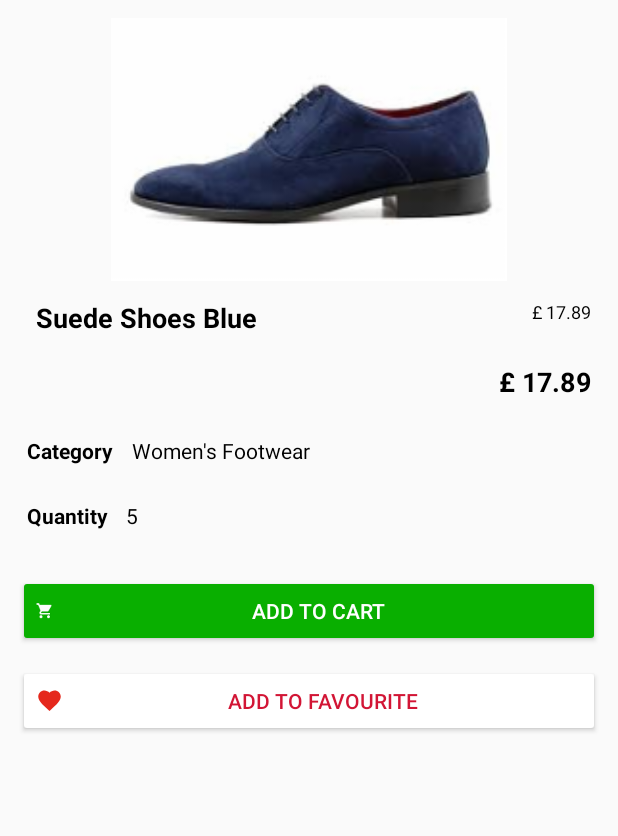
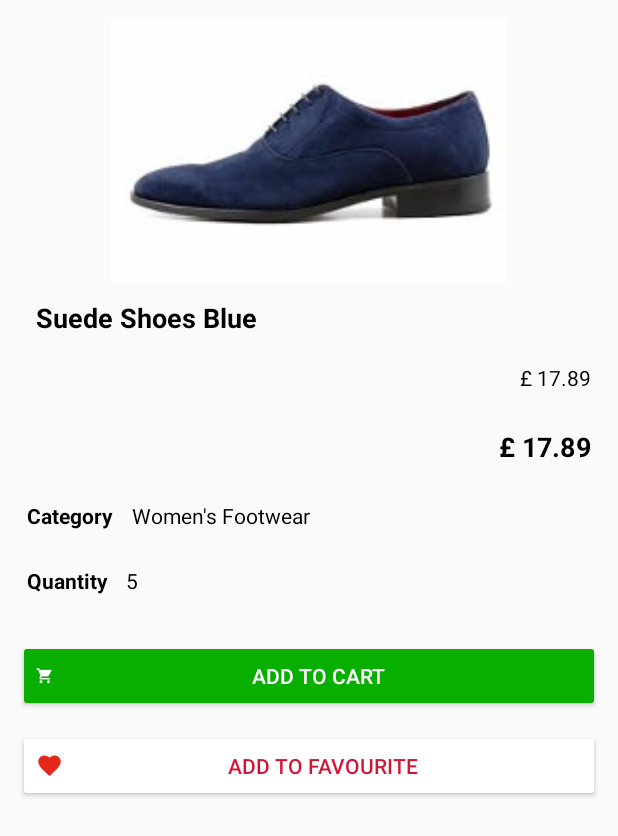
Before and after one commit to marcosmcb/delo, an Android app: the layout activity_product_details.xml on its own in the app's theme, with its tools: preview values and no code run, on a phone screen of 412 x 824 dp. Shown: the top 836 px of the screen. Run offline under Robolectric (Android 15) with nearby library versions, the phone set to English and light mode, and no system bars; network calls fail.

Commit message:
Add ProductDetails activity implementation - along with Presenter and interface Contract

```diff
--- a/app/src/main/AndroidManifest.xml
+++ b/app/src/main/AndroidManifest.xml
@@ -15,7 +15,6 @@
         android:theme="@style/AppTheme">
         <activity
             android:name=".MainActivity.MainActivity"
-            android:label=""
             android:theme="@style/AppTheme.NoActionBar">
             <intent-filter>
                 <action android:name="android.intent.action.MAIN" />
@@ -23,6 +22,10 @@
                 <category android:name="android.intent.category.LAUNCHER" />
             </intent-filter>
         </activity>
+
+        <activity
+            android:name=".ProductDetailActivity.ProductDetailActivity"> </activity>
+
     </application>
 
 </manifest>
--- a/app/src/main/res/layout/activity_product_details.xml
+++ b/app/src/main/res/layout/activity_product_details.xml
@@ -7,7 +7,7 @@
     android:orientation="vertical">
 
     <ImageView
-        android:id="@+id/ivProduct"
+        android:id="@+id/ivProductDetail"
         android:layout_width="match_parent"
         android:layout_height="@dimen/img_product_details_height"
         android:layout_marginRight="@dimen/product_details_margin"
@@ -23,7 +23,7 @@
         android:orientation="horizontal">
 
         <TextView
-            android:id="@+id/tv_product_name"
+            android:id="@+id/tv_product_name_detail"
             android:layout_width="wrap_content"
             android:layout_height="wrap_content"
             android:layout_margin="@dimen/product_details_margin"
@@ -37,8 +37,25 @@
             android:layout_height="0dp"
             android:layout_weight="1" />
 
+
+    </LinearLayout>
+
+
+    <LinearLayout
+        android:id="@+id/ll_old_price_details"
+        android:layout_marginLeft="@dimen/product_details_margin"
+        android:layout_marginRight="@dimen/product_details_margin"
+        android:layout_marginBottom="@dimen/product_details_margin"
+        android:layout_width="match_parent"
+        android:layout_height="wrap_content">
+
+        <View
+            android:layout_width="0dp"
+            android:layout_height="0dp"
+            android:layout_weight="1"/>
+
         <TextView
-            android:id="@+id/tv_old_price"
+            android:id="@+id/tv_old_price_detail"
             android:layout_width="wrap_content"
             android:layout_height="wrap_content"
             android:layout_margin="@dimen/tv_margin"
@@ -62,7 +79,7 @@
             android:layout_weight="1"/>
 
         <TextView
-            android:id="@+id/tv_new_price"
+            android:id="@+id/tv_new_price_detail"
             android:layout_width="wrap_content"
             android:layout_height="wrap_content"
             android:layout_margin="@dimen/tv_margin"
@@ -83,7 +100,7 @@
         android:layout_height="wrap_content">
 
         <TextView
-            android:id="@+id/tv_category_label"
+            android:id="@+id/tv_category_label_detail"
             android:layout_width="wrap_content"
             android:layout_height="wrap_content"
             android:layout_margin="@dimen/tv_margin"
@@ -93,7 +110,7 @@
             tools:text="Category" />
 
         <TextView
-            android:id="@+id/tv_category"
+            android:id="@+id/tv_category_detail"
             android:layout_width="wrap_content"
             android:layout_height="wrap_content"
             android:layout_margin="@dimen/tv_margin"
@@ -112,7 +129,7 @@
         android:layout_height="wrap_content">
 
         <TextView
-            android:id="@+id/tv_stock_label"
+            android:id="@+id/tv_stock_label_detail"
             android:layout_width="wrap_content"
             android:layout_height="wrap_content"
             android:layout_margin="@dimen/tv_margin"
@@ -122,7 +139,7 @@
             tools:text="Quantity" />
 
         <TextView
-            android:id="@+id/tv_stock"
+            android:id="@+id/tv_stock_detail"
             android:layout_width="wrap_content"
             android:layout_height="wrap_content"
             android:layout_margin="@dimen/tv_margin"
@@ -133,7 +150,7 @@
     </LinearLayout>
 
     <Button
-        android:id="@+id/btn_add_cart"
+        android:id="@+id/btn_add_cart_detail"
         android:layout_width="match_parent"
         android:layout_height="wrap_content"
         android:layout_margin="@dimen/product_details_margin"
@@ -143,7 +160,7 @@
         android:text="@string/btn_add_cart" />
 
     <Button
-        android:id="@+id/btn_favourite"
+        android:id="@+id/btn_favourite_detail"
         android:layout_width="match_parent"
         android:layout_height="wrap_content"
         android:layout_marginLeft="@dimen/product_details_margin"
--- a/app/src/main/res/values/dimens.xml
+++ b/app/src/main/res/values/dimens.xml
@@ -49,7 +49,7 @@
     <dimen name="product_details_margin">12dp</dimen>
     <dimen name="tv_product_name">18sp</dimen>
     <dimen name="tv_product_details_common">14sp</dimen>
-    <dimen name="tv_product_detail_old_price">12sp</dimen>
+    <dimen name="tv_product_detail_old_price">14sp</dimen>
 
 
 </resources>
--- a/app/src/main/res/values/strings.xml
+++ b/app/src/main/res/values/strings.xml
@@ -35,5 +35,8 @@
     <string name="btn_remove">REMOVE</string>
     <string name="btn_add_fav">ADD TO FAVOURITE</string>
 
+    <!-- MESSAGES -->
+    <string name="message_out_of_stock">OUT OF STOCK</string>
+
 
 </resources>
```
Also changed, not shown: app/src/main/java/com/projects/marcoscavalcante/deloapp/ProductDetailActivity/ProductDetailActivity.java (+147 -3 lines), app/src/main/java/com/projects/marcoscavalcante/deloapp/ProductDetailActivity/ProductDetailContract.java (added, +16 -0 lines), app/src/main/java/com/projects/marcoscavalcante/deloapp/ProductDetailActivity/ProductDetailPresenter.java (added, +36 -0 lines), app/src/main/res/layout/activity_main.xml (+9 -8 lines).
